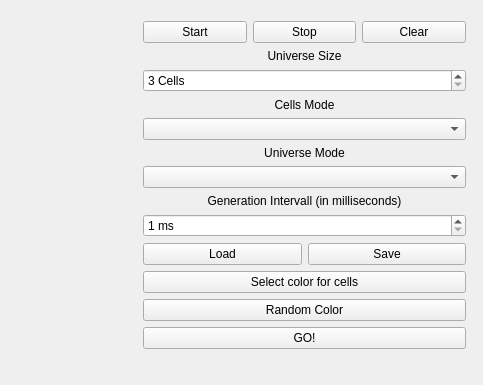
Before: the Qt Designer form GameOfLifeQt/mainwindow.ui in Lesik/prgpr1718, drawn with Qt 5; both pictures show x 474 to 957 and y 0 to 385 of the 957 by 600 pixel window.
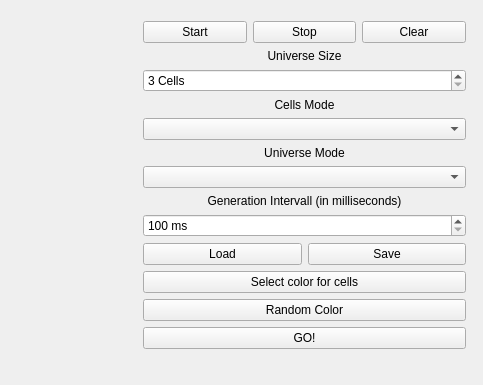
After: the same form once the commit is applied.

```diff
--- a/GameOfLifeQt/mainwindow.ui
+++ b/GameOfLifeQt/mainwindow.ui
@@ -122,7 +122,7 @@
         <string> ms</string>
        </property>
        <property name="minimum">
-        <number>1</number>
+        <number>100</number>
        </property>
        <property name="maximum">
         <number>60000</number>
```
